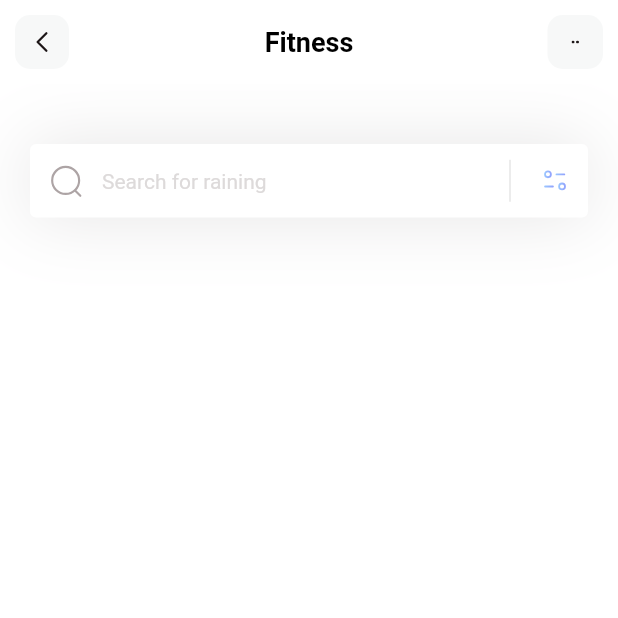
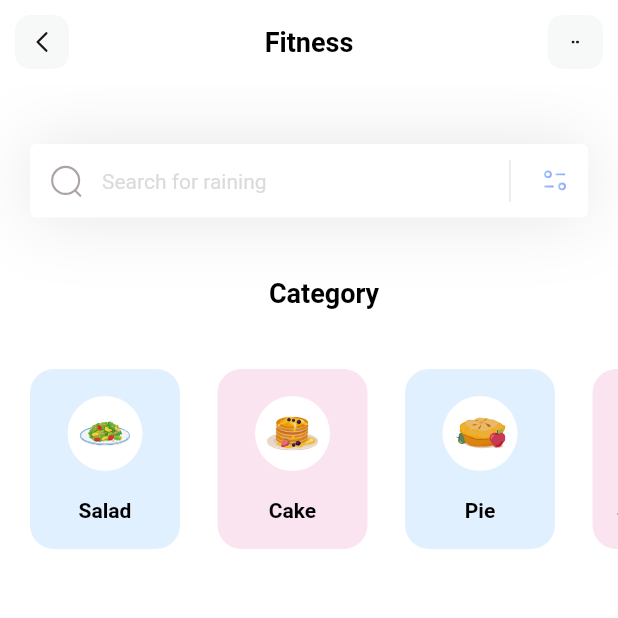
Before and after one commit to akash-mahmud/fitness-app, a Flutter app: the screen it shows after launch, on a phone screen of 412 x 824 dp, the top half of it. Run offline on Flutter 3.47's test engine with Material 2 defaults, Android fonts, the phone set to English and light mode, and no system bars; our stand-ins replace flutter_svg.

Commit message:
category section

```diff
--- /dev/null
+++ b/lib/models/category_model.dart
@@ -0,0 +1,46 @@
+import 'package:flutter/material.dart';
+
+class CategoryModel {
+  String name;
+  String iconPath;
+  Color boxColor;
+
+  CategoryModel(
+      {required this.name, required this.iconPath, required this.boxColor});
+
+ static List<CategoryModel> getCategories() {
+    List<CategoryModel> categories = [];
+        categories.add(
+      CategoryModel(
+        name: 'Salad',
+        iconPath: 'assets/icons/plate.svg',
+        boxColor: Color(0xff9DCEFF)
+      )
+    );
+
+    categories.add(
+      CategoryModel(
+        name: 'Cake',
+        iconPath: 'assets/icons/pancakes.svg',
+        boxColor: Color(0xffEEA4CE)
+      )
+    );
+
+    categories.add(
+      CategoryModel(
+        name: 'Pie',
+        iconPath: 'assets/icons/pie.svg',
+        boxColor: Color(0xff9DCEFF)
+      )
+    );
+
+    categories.add(
+      CategoryModel(
+        name: 'Smoothies',
+        iconPath: 'assets/icons/orange-snacks.svg',
+        boxColor: Color(0xffEEA4CE)
+      )
+    );
+    return categories;
+  }
+}
--- a/lib/pages/home.dart
+++ b/lib/pages/home.dart
@@ -1,39 +1,111 @@
+import 'package:fitness/models/category_model.dart';
 import 'package:flutter/material.dart';
 import 'package:flutter_svg/flutter_svg.dart';
 
-class HomePage extends StatelessWidget {
+class HomePage extends StatefulWidget {
   const HomePage({Key? key}) : super(key: key);
 
   @override
+  State<HomePage> createState() => _HomePageState();
+}
+
+class _HomePageState extends State<HomePage> {
+  List<CategoryModel> categories = [];
+
+  void _getCategories() {
+    categories = CategoryModel.getCategories();
+  }
+
+  @override
   Widget build(BuildContext context) {
+    _getCategories();
     return Scaffold(
       appBar: appbar(),
       backgroundColor: Colors.white,
-      body:  Column(children: [
-        _searchField()
+      body: Column(crossAxisAlignment: CrossAxisAlignment.start, children: [
+        _searchField(),
+        SizedBox(
+          height: 40,
+        ),
+        Column(
+          children: [
+            Padding(
+              padding: EdgeInsets.only(left: 20),
+              child: Text("Category",
+                  style: TextStyle(
+                      fontSize: 18,
+                      color: Colors.black,
+                      fontWeight: FontWeight.w600)),
+            ),
+            SizedBox(
+              height: 40,
+            ),
+            _categoriesSection()
+          ],
+        )
       ]),
+    );
+  }
+
+  Container _categoriesSection() {
+    return Container(
+            height: 120,
+            child: ListView.separated(
+              itemCount: categories.length,
+              scrollDirection: Axis.horizontal,
+              padding: EdgeInsets.only(left: 20, right: 20),
+              separatorBuilder: (context, index)=>SizedBox(width: 25,),
+              itemBuilder: (contex, index) {
+                return Container(
+                  width: 100,
+                  decoration: BoxDecoration(
+                    color: categories[index].boxColor.withOpacity(0.3),
+                    borderRadius: BorderRadius.circular(16)
+                  ),
+
+                  child: Column(
+                    mainAxisAlignment: MainAxisAlignment.spaceEvenly,
+                    children: [
+                      Container(
+                        height: 50,
+                        width: 50,
+                        decoration: BoxDecoration(
+                          color: Colors.white,
+                          shape: BoxShape.circle
+                        ),
+                        padding: EdgeInsets.all(8),
+                        child: SvgPicture.asset(categories[index].iconPath),
+                      ),
+                      Text(
+                        categories[index].name,
+                        style: TextStyle(
+                          fontWeight: FontWeight.w600,
+                          fontSize: 14,
+                          color: Colors.black
+                        ),
+                      )
+                    ],
+                  ),
+                );
+              },
+            ),
           );
   }
 
   Container _searchField() {
     return Container(
-        margin: const EdgeInsets.only(top: 40, left: 20, right: 20) ,
-        decoration: BoxDecoration(
-          boxShadow: [
+      margin: const EdgeInsets.only(top: 40, left: 20, right: 20),
+      decoration: BoxDecoration(boxShadow: [
         BoxShadow(
-color:  Color(0xff1d1617).withOpacity(0.11),
+            color: Color(0xff1d1617).withOpacity(0.11),
             blurRadius: 40,
-spreadRadius: 0.0
-          )]
-        ),
-        child:  TextField(
+            spreadRadius: 0.0)
+      ]),
+      child: TextField(
         decoration: InputDecoration(
             filled: true,
             hintText: "Search for raining",
-            hintStyle: TextStyle(
-              color: Color(0xffDDDADA),
-              fontSize: 14
-            ),
+            hintStyle: TextStyle(color: Color(0xffDDDADA), fontSize: 14),
             prefixIcon: Padding(
               padding: const EdgeInsets.all(12),
               child: SvgPicture.asset('assets/icons/Search.svg'),
@@ -62,9 +134,7 @@ spreadRadius: 0.0
             contentPadding: EdgeInsets.all(15),
             border: OutlineInputBorder(
               borderSide: BorderSide.none,
-
-            )
-          ),
+            )),
       ),
     );
   }
@@ -80,9 +150,7 @@ spreadRadius: 0.0
       backgroundColor: Colors.white,
       elevation: 0,
       leading: GestureDetector(
-        onTap: () {
-
-        },
+        onTap: () {},
         child: Container(
           margin: const EdgeInsets.all(10),
           alignment: Alignment.center,
```
Lines whose indentation alone changed are shown as unchanged.
